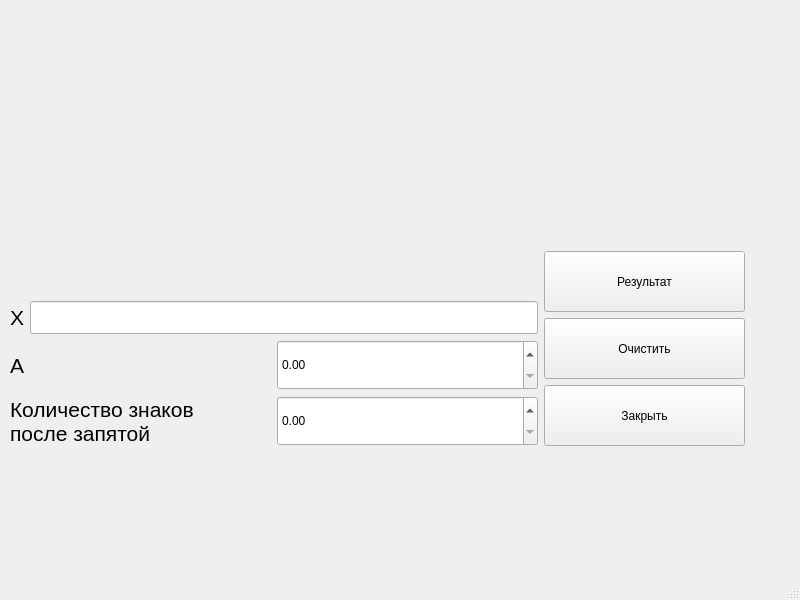
First picture: the form in Fast01/formula.ui, repository cevleron/pyMtusi, before the edit.
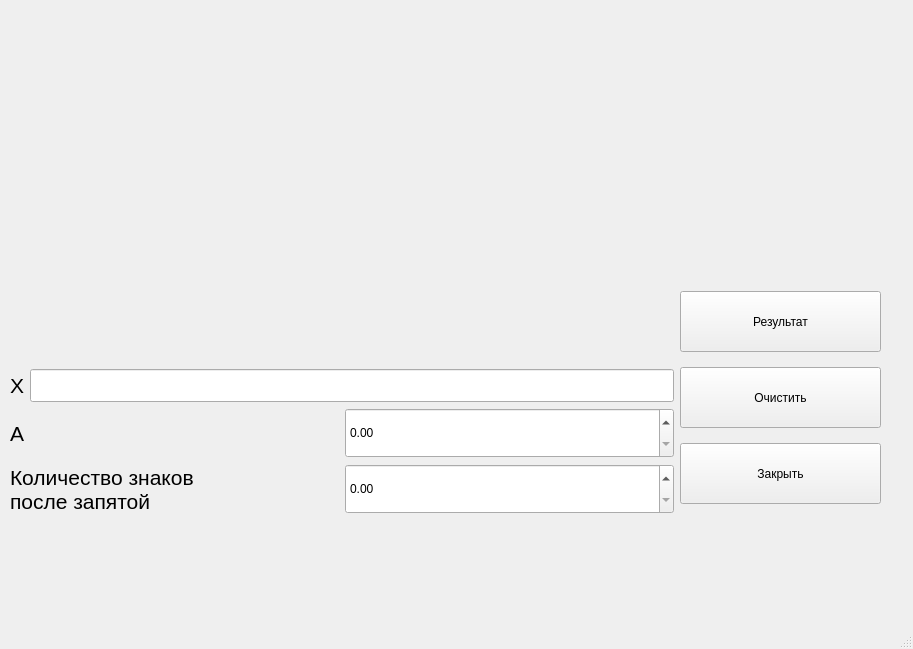
Second picture: the form after the edit. Icons and pictures are not drawn.

```diff
--- a/Fast01/formula.ui
+++ b/Fast01/formula.ui
@@ -6,21 +6,21 @@
    <rect>
     <x>0</x>
     <y>0</y>
-    <width>800</width>
-    <height>600</height>
+    <width>913</width>
+    <height>649</height>
    </rect>
   </property>
   <property name="windowTitle">
    <string>Решение уравнений</string>
   </property>
   <widget class="QWidget" name="centralwidget">
-   <widget class="QWidget" name="">
+   <widget class="QWidget" name="layoutWidget">
     <property name="geometry">
      <rect>
       <x>10</x>
-      <y>10</y>
-      <width>735</width>
-      <height>436</height>
+      <y>0</y>
+      <width>871</width>
+      <height>514</height>
      </rect>
     </property>
     <layout class="QGridLayout" name="gridLayout">
```
Left out of the diff: 6 changed lines with no effect on the pictures.
